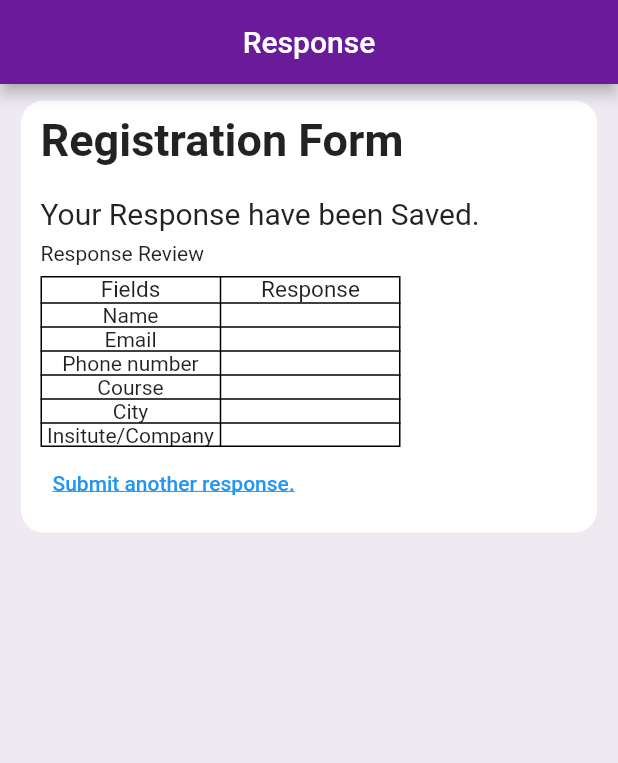
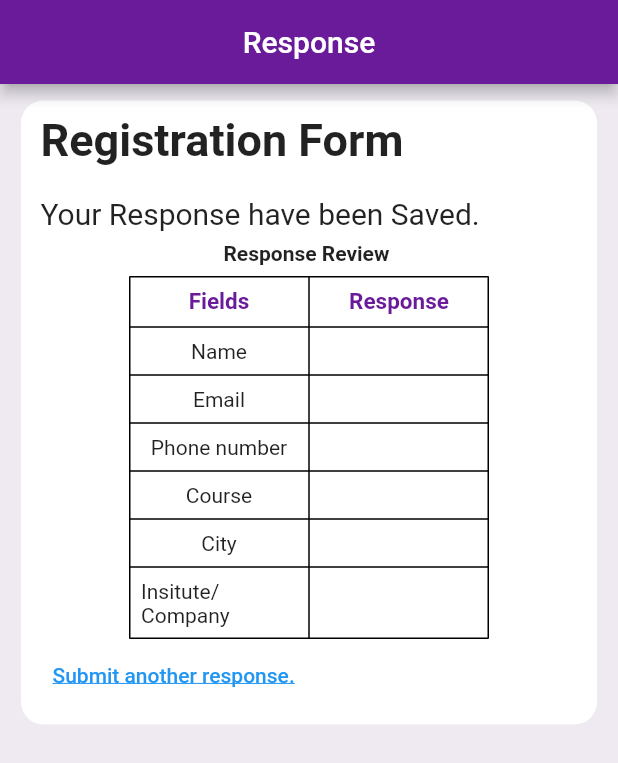
Before and after one commit to Maitripalan/example, a Flutter app: the ResponsePage screen opened directly, on a phone screen of 412 x 824 dp. Shown: the top 763 px of the screen. Run offline on Flutter 3.47's test engine with Material 2 defaults, Android fonts, the phone set to English and light mode, and no system bars; our stand-ins replace device_preview, shared_preferences; accounts and stored records are empty.

Commit message:
initial commit

```diff
--- a/lib/screens/form.dart
+++ b/lib/screens/form.dart
@@ -309,7 +309,8 @@ class _RegistrationFormState extends State<RegistrationForm> {
                               SizedBox(height: 10),
                               Row(
                                 children: [
-                                  new Radio(
+                                  Radio(
+                                    activeColor: Colors.purple.shade800,
                                     value: 0,
                                     groupValue: _radioValue,
                                     onChanged: _handleRadioValueChange,
@@ -319,7 +320,8 @@ class _RegistrationFormState extends State<RegistrationForm> {
                               ),
                               Row(
                                 children: [
-                                  new Radio(
+                                  Radio(
+                                    activeColor: Colors.purple.shade800,
                                     value: 1,
                                     groupValue: _radioValue,
                                     onChanged: _handleRadioValueChange,
@@ -329,7 +331,8 @@ class _RegistrationFormState extends State<RegistrationForm> {
                               ),
                               Row(
                                 children: [
-                                   new Radio(
+                                  Radio(
+                                    activeColor: Colors.purple.shade800,
                                     value: 3,
                                     groupValue: _radioValue,
                                     onChanged: _handleRadioValueChange,
@@ -382,7 +385,7 @@ class _RegistrationFormState extends State<RegistrationForm> {
                           ScaffoldMessenger.of(context).showSnackBar(
                             SnackBar(
                               duration: Duration(milliseconds: 5000),
-                              content: Text("Please Enter Valid Name.!"),
+                              content: Text("Please Enter Valid Name !"),
                             ),
                           );
                         } else if (_email.text.trim().length < 0 ||
@@ -400,7 +403,7 @@ class _RegistrationFormState extends State<RegistrationForm> {
                             SnackBar(
                               duration: Duration(milliseconds: 5000),
                               content:
-                                  Text("Please enter 10 digit mobile Number."),
+                                  Text("Please enter 10 digit mobile Number !"),
                             ),
                           );
                           ;
@@ -410,7 +413,7 @@ class _RegistrationFormState extends State<RegistrationForm> {
                             SnackBar(
                               duration: Duration(milliseconds: 5000),
                               content: Text(
-                                  "Please enter valid Company/Insitute Name."),
+                                  "Please enter valid Company/Insitute Name !"),
                             ),
                           );
                         } else if (_city.text.trim().length < 0 ||
--- a/lib/screens/response.dart
+++ b/lib/screens/response.dart
@@ -29,7 +29,6 @@ class _ResponsePageState extends State<ResponsePage> {
 
   @override
   void initState() {
-    // TODO: implement initState
     super.initState();
     _getData();
   }
@@ -73,9 +72,15 @@ class _ResponsePageState extends State<ResponsePage> {
                             style: TextStyle(fontSize: 20),
                           ),
                           SizedBox(height: 7),
-                          Text("Response Review"),
+                          Center(
+                            child: Text(
+                              "Response Review ",
+                              style: TextStyle(fontWeight: FontWeight.bold),
+                            ),
+                          ),
                           SizedBox(height: 7),
-                          Table(
+                          Center(
+                            child: Table(
                                 defaultColumnWidth: FixedColumnWidth(120.0),
                                 border: TableBorder.all(
                                     color: Colors.black,
@@ -83,40 +88,89 @@ class _ResponsePageState extends State<ResponsePage> {
                                     width: 1),
                                 children: [
                                   TableRow(children: [
-                                  Column(children: [
-                                    Text('Fields',
-                                        style: TextStyle(fontSize: 15.0))
+                                    Center(
+                                      child: Padding(
+                                        padding: const EdgeInsets.all(8.0),
+                                        child: Text('Fields',
+                                            style: TextStyle(
+                                                fontSize: 15.0,
+                                                color: Colors.purple.shade800,
+                                                fontWeight: FontWeight.w600)),
+                                      ),
+                                    ),
+                                    Center(
+                                      child: Padding(
+                                        padding: const EdgeInsets.all(8.0),
+                                        child: Text('Response',
+                                            style: TextStyle(
+                                                fontSize: 15.0,
+                                                color: Colors.purple.shade800,
+                                                fontWeight: FontWeight.w600)),
+                                      ),
+                                    ),
                                   ]),
-                                  Column(children: [
-                                    Text('Response',
-                                        style: TextStyle(fontSize: 15.0))
+                                  TableRow(children: [
+                                    Center(child: Padding(
+                                      padding: const EdgeInsets.all(8.0),
+                                      child: Text('Name'),
+                                    )),
+                                    Center(child: Padding(
+                                      padding: const EdgeInsets.all(8.0),
+                                      child: Text(name),
+                                    )),
+                                  ]),
+                                  TableRow(children: [
+                                    Center(child: Padding(
+                                      padding: const EdgeInsets.all(8.0),
+                                      child: Text('Email'),
+                                    )),
+                                    Center(child: Padding(
+                                      padding: const EdgeInsets.all(8.0),
+                                      child: Text(email),
+                                    )),
+                                  ]),
+                                  TableRow(children: [
+                                    Center(child: Padding(
+                                      padding: const EdgeInsets.all(8.0),
+                                      child: Text('Phone number'),
+                                    )),
+                                    Center(child: Padding(
+                                      padding: const EdgeInsets.all(8.0),
+                                      child: Text(mobile),
+                                    )),
+                                  ]),
+                                  TableRow(children: [
+                                    Center(child: Padding(
+                                      padding: const EdgeInsets.all(8.0),
+                                      child: Text('Course'),
+                                    )),
+                                    Center(child: Padding(
+                                      padding: const EdgeInsets.all(8.0),
+                                      child: Text(course),
+                                    )),
+                                  ]),
+                                  TableRow(children: [
+                                    Center(child: Padding(
+                                      padding: const EdgeInsets.all(8.0),
+                                      child: Text('City'),
+                                    )),
+                                    Center(child: Padding(
+                                      padding: const EdgeInsets.all(8.0),
+                                      child: Text(city),
+                                    )),
+                                  ]),
+                                  TableRow(children: [
+                                    Center(child: Padding(
+                                      padding: const EdgeInsets.all(8.0),
+                                      child: Text('Insitute/Company'),
+                                    )),
+                                    Center(child: Padding(
+                                      padding: const EdgeInsets.all(8.0),
+                                      child: Text(company),
+                                    )),
                                   ]),
                                 ]),
-                                TableRow(children: [
-                                  Column(children: [Text('Name')]),
-                                  Column(children: [Text(name)]),
-                                ]),
-                                TableRow(children: [
-                                  Column(children: [Text('Email')]),
-                                  Column(children: [Text(email)]),
-                                ]),
-                                TableRow(children: [
-                                  Column(children: [Text('Phone number')]),
-                                  Column(children: [Text(mobile)]),
-                                ]),
-                                TableRow(children: [
-                                  Column(children: [Text('Course')]),
-                                  Column(children: [Text(course)]),
-                                ]),
-                                TableRow(children: [
-                                  Column(children: [Text('City')]),
-                                  Column(children: [Text(city)]),
-                                ]),
-                                TableRow(children: [
-                                  Column(children: [Text('Insitute/Company')]),
-                                  Column(children: [Text(company)]),
-                                ]),
-                              ]),
+                          ),
                           TextButton(
                             onPressed: () {
                               Navigator.of(context).pop();
```
Lines whose indentation alone changed are shown as unchanged.
